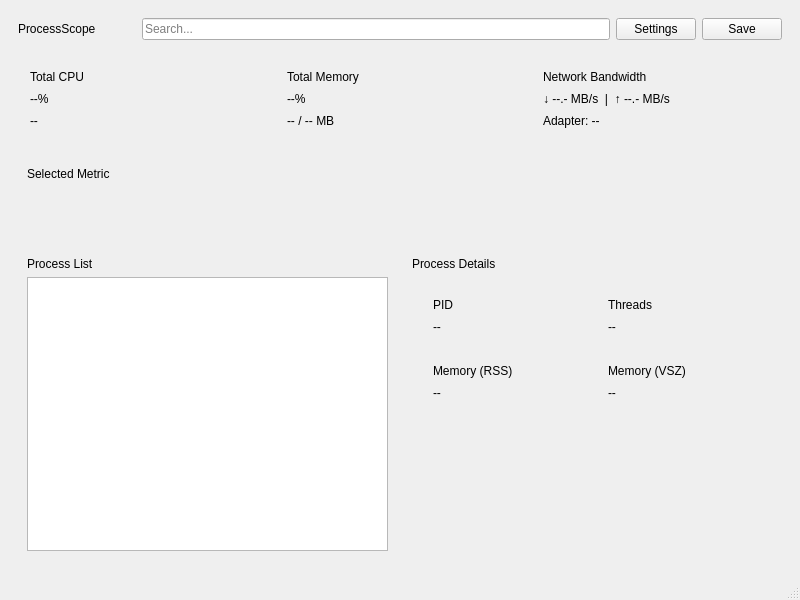
Above: src/Viewer.ui from mrcarlino/process-scope before the change. Below: the same form after it.
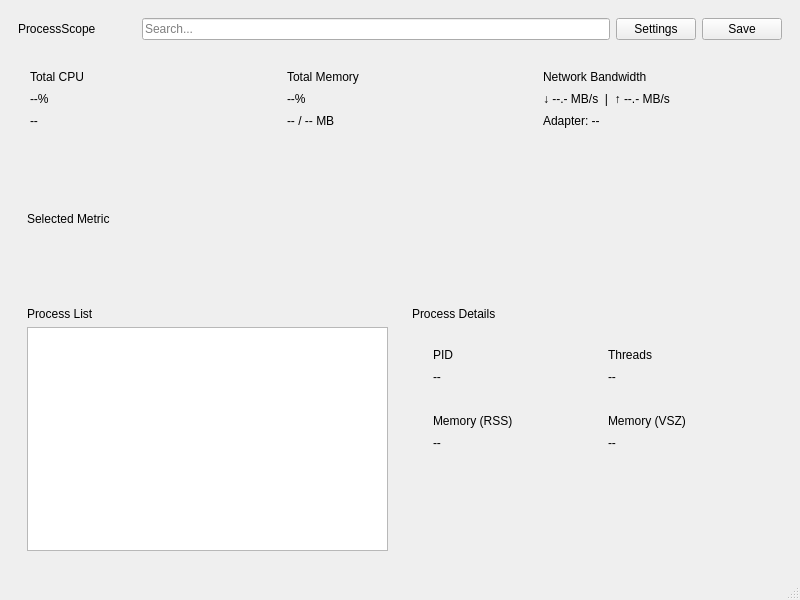
That is the form after the change. Custom widgets are drawn as their Qt base class.

What changed in the file:
```diff
--- a/src/Viewer.ui
+++ b/src/Viewer.ui
@@ -14,7 +14,7 @@
    <string>MainWindow</string>
   </property>
   <widget class="QWidget" name="centralwidget">
-   <layout class="QVBoxLayout" name="verticalLayout_3" stretch="0,0,0,2">
+   <layout class="QVBoxLayout" name="verticalLayout_3" stretch="0,0,1,2">
     <property name="spacing">
      <number>0</number>
     </property>
@@ -87,7 +87,7 @@
       </property>
       <layout class="QHBoxLayout" name="horizontalLayout_2">
        <item>
-        <widget class="QFrame" name="totalCpuFrame">
+        <widget class="ClickableCard" name="totalCpuFrame">
          <property name="frameShape">
           <enum>QFrame::NoFrame</enum>
          </property>
@@ -138,7 +138,7 @@
         </widget>
        </item>
        <item>
-        <widget class="QFrame" name="totalMemoryFrame">
+        <widget class="ClickableCard" name="totalMemoryFrame">
          <property name="frameShape">
           <enum>QFrame::NoFrame</enum>
          </property>
@@ -250,6 +250,12 @@
       <layout class="QHBoxLayout" name="horizontalLayout_6">
        <item>
         <widget class="QFrame" name="selectedMetricFrame">
+         <property name="sizePolicy">
+          <sizepolicy hsizetype="Preferred" vsizetype="Expanding">
+           <horstretch>0</horstretch>
+           <verstretch>0</verstretch>
+          </sizepolicy>
+         </property>
          <property name="card" stdset="0">
           <bool>true</bool>
          </property>
@@ -261,19 +267,6 @@
             </property>
            </widget>
           </item>
-          <item>
-           <spacer name="verticalSpacer_2">
-            <property name="orientation">
-             <enum>Qt::Vertical</enum>
-            </property>
-            <property name="sizeHint" stdset="0">
-             <size>
-              <width>20</width>
-              <height>40</height>
-             </size>
-            </property>
-           </spacer>
-          </item>
          </layout>
         </widget>
        </item>
@@ -533,6 +526,14 @@
   </widget>
   <widget class="QStatusBar" name="statusbar"/>
  </widget>
+ <customwidgets>
+  <customwidget>
+   <class>ClickableCard</class>
+   <extends>QFrame</extends>
+   <header>ClickableCard.h</header>
+   <container>1</container>
+  </customwidget>
+ </customwidgets>
  <resources/>
  <connections/>
 </ui>
```
